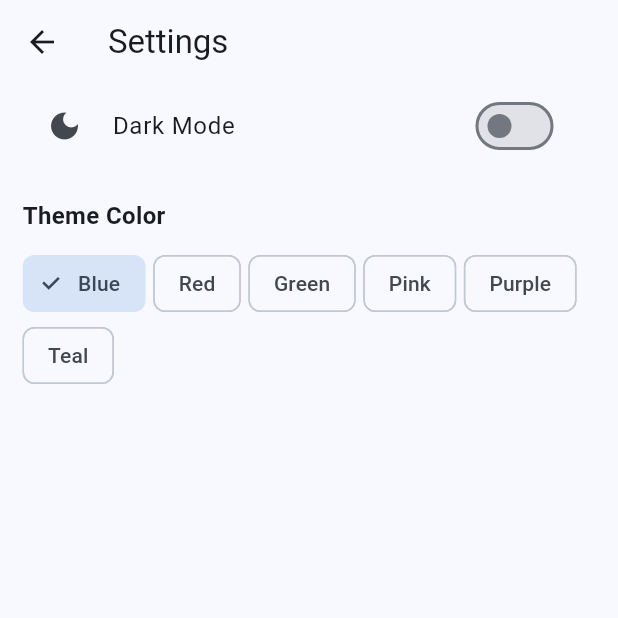
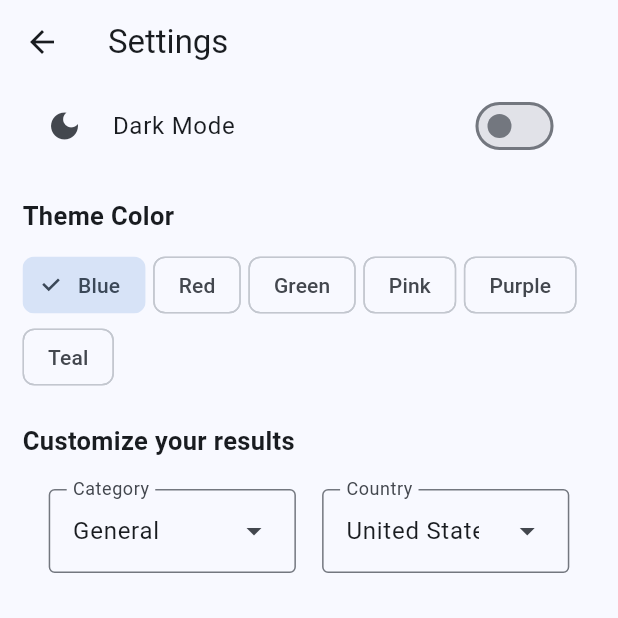
Before and after one commit to sanchez-matias/flutter_world_news, a Flutter app: the SettingsScreen screen opened by its route, on a phone screen of 412 x 824 dp, the top half of it. Run offline on Flutter 3.47's test engine with Material 3 defaults, Android fonts, the phone set to English and light mode, and no system bars; our stand-ins replace dartz, equatable, flutter_bloc, flutter_dotenv, get_it, shared_preferences and 1 more; accounts and stored records are empty; network calls fail.

Commit message:
Implement Category and Country changing for home results

```diff
--- a/lib/src/news/presentation/bloc/remote/remote_bloc.dart
+++ b/lib/src/news/presentation/bloc/remote/remote_bloc.dart
@@ -51,9 +51,32 @@ class RemoteBloc extends Bloc<RemoteEvent, RemoteState> {
     page++;
   }
 
-  void _onChangeCountryHandler(
-      ChangeCountry event, Emitter<RemoteState> emit) {}
+  void _onChangeCountryHandler(ChangeCountry event, Emitter<RemoteState> emit) {
+    if (event.newCountyCode == state.country) return;
+
+    emit(state.copyWith(
+      articles: [],
+      status: RequestStatus.initial,
+      country: event.newCountyCode,
+    ));
+
+    page = 0;
+
+    loadNextPage();
+  }
 
   void _onChangeCategoryHandler(
-      ChangeCategory event, Emitter<RemoteState> emit) {}
+      ChangeCategory event, Emitter<RemoteState> emit) {
+    if (event.newCategoryName == state.category) return;
+
+    emit(state.copyWith(
+      articles: [],
+      status: RequestStatus.initial,
+      category: event.newCategoryName,
+    ));
+
+    page = 0;
+
+    loadNextPage();
+  }
 }
--- a/lib/src/news/presentation/screens/home.dart
+++ b/lib/src/news/presentation/screens/home.dart
@@ -18,17 +18,17 @@ class _HomeScreenState extends State<HomeScreen>
 
     return Scaffold(
       body: DefaultTabController(
-          length: 3,
-          initialIndex: 1,
+          length: 2,
+          initialIndex: 0,
           child: NestedScrollView(
             headerSliverBuilder: (context, innerBoxIsScrolled) => [
               SliverAppBar(
                 floating: true,
-                snap: true,
                 centerTitle: true,
                 title: Row(
                   mainAxisAlignment: MainAxisAlignment.center,
                   children: [
+                    const SizedBox(width: 25),
                     Icon(Icons.public, color: color.primary),
                     const SizedBox(width: 10),
                     const Text('World News'),
@@ -43,14 +43,12 @@ class _HomeScreenState extends State<HomeScreen>
                   ),
                 ],
                 bottom: const TabBar.secondary(tabs: [
-                  Tab(child: Icon(Icons.category_rounded)),
                   Tab(child: Icon(Icons.home_rounded)),
                   Tab(child: Icon(Icons.bookmark_rounded)),
                 ]),
               ),
             ],
             body: const TabBarView(children: [
-              CategoriesView(),
               HomeView(),
               StorageView(),
             ]),
--- a/lib/src/news/presentation/screens/settings_screen.dart
+++ b/lib/src/news/presentation/screens/settings_screen.dart
@@ -3,6 +3,36 @@ import 'package:flutter_bloc/flutter_bloc.dart';
 import 'package:flutter_world_news/core/services/theme_preferences.dart';
 import 'package:flutter_world_news/src/news/presentation/bloc/blocs.dart';
 import 'package:flutter_world_news/core/theme/app_theme.dart';
+
+enum CategoryItem {
+  general('General', 'general', Icons.all_inclusive),
+  business('Business', 'business', Icons.business_center),
+  entertainment('Entertainment', 'entertainment', Icons.tv),
+  health('Health', 'health', Icons.health_and_safety),
+  science('Science', 'science', Icons.science),
+  sports('Sports', 'sports', Icons.sports_tennis),
+  technology('Technology', 'technology', Icons.device_hub);
+
+  const CategoryItem(this.label, this.endpointParam, this.icon);
+  final String label;
+  final String endpointParam;
+  final IconData icon;
+}
+
+enum CountriesItem {
+  usa('United States', 'us'),
+  france('France', 'fr'),
+  unitedKingom('United Kingdom', 'gb'),
+  china('China', 'cn'),
+  italy('Italy', 'it'),
+  germany('Germany', 'de'),
+  argentina('Argentina', 'ar'),
+  brazil('Brazil', 'br');
+
+  const CountriesItem(this.label, this.endpointParam);
+  final String label;
+  final String endpointParam;
+}
 
 class SettingsScreen extends StatelessWidget {
   const SettingsScreen({super.key});
@@ -53,6 +83,10 @@ class SettingsScreen extends StatelessWidget {
                         themePrefs.lastThemeColor = index;
                       })).toList(),
             ),
+
+            // Home results customization
+            const _CustomTitle('Customize your results'),
+            const _CustomDropdownMenus(),
           ],
         ),
       ),
@@ -73,10 +107,68 @@ class _CustomTitle extends StatelessWidget {
         msg,
         style: const TextStyle(
           fontWeight: FontWeight.bold,
-          fontSize: 16,
+          fontSize: 17,
         ),
         textAlign: TextAlign.left,
       ),
     );
   }
 }
+
+
+class _CustomDropdownMenus extends StatelessWidget {
+  const _CustomDropdownMenus();
+
+  @override
+  Widget build(BuildContext context) {
+    final size = MediaQuery.of(context).size;
+    final remoteBloc = context.watch<RemoteBloc>().state;
+    final initialCategory = remoteBloc.category;
+    final initialCountry = remoteBloc.country;
+
+    return Padding(
+      padding: const EdgeInsets.only(top: 10),
+      child: Row(
+        mainAxisAlignment: MainAxisAlignment.spaceEvenly,
+        children: [
+          DropdownMenu<CategoryItem>(
+            width: size.width * 0.4,
+            enableSearch: false,
+            initialSelection: CategoryItem.values
+                .firstWhere((item) => item.endpointParam == initialCategory),
+            dropdownMenuEntries: CategoryItem.values
+                .map((item) => DropdownMenuEntry(
+                      value: item,
+                      label: item.label,
+                      leadingIcon: Icon(item.icon),
+                    ))
+                .toList(),
+            onSelected: (value) {
+              if (value == null) return;
+              context.read<RemoteBloc>().add(ChangeCategory(value.endpointParam));
+            },
+            label: const Text('Category'),
+          ),
+
+          DropdownMenu<CountriesItem>(
+            width: size.width * 0.4,
+            enableSearch: false,
+            initialSelection: CountriesItem.values
+                .firstWhere((item) => item.endpointParam == initialCountry),
+            dropdownMenuEntries: CountriesItem.values
+                .map((item) => DropdownMenuEntry(
+                      value: item,
+                      label: item.label,
+                    ))
+                .toList(),
+            onSelected: (value) {
+              if (value == null) return;
+              context.read<RemoteBloc>().add(ChangeCountry(value.endpointParam));
+            },
+            label: const Text('Country'),
+          ),
+        ],
+      ),
+    );
+  }
+}
```
